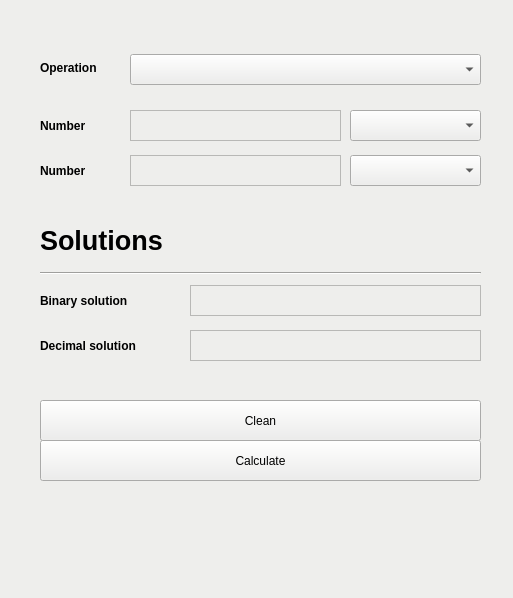
Before: the Qt Designer form binary-calculator/mainwindow.ui in estebancb03/Binary-Calculator, drawn with Qt 5.
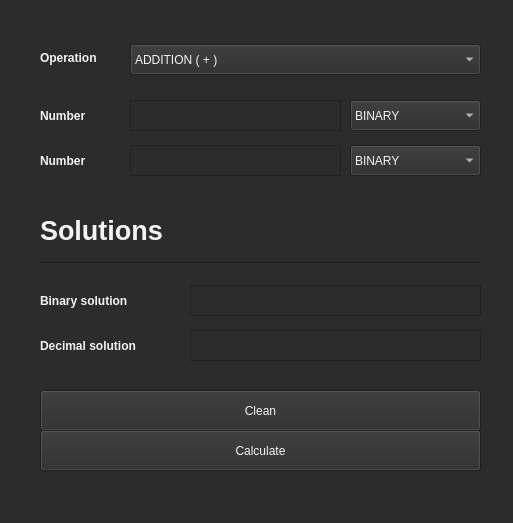
After: the same form once the commit is applied.

Commit message: Dark design

```diff
--- a/binary-calculator/mainwindow.ui
+++ b/binary-calculator/mainwindow.ui
@@ -13,7 +13,7 @@
     <x>0</x>
     <y>0</y>
     <width>513</width>
-    <height>598</height>
+    <height>523</height>
    </rect>
   </property>
   <property name="windowTitle">
@@ -26,7 +26,7 @@
    <bool>false</bool>
   </property>
   <property name="styleSheet">
-   <string notr="true">background-color: rgb(238, 238, 236);</string>
+   <string notr="true">background-color: rgba(44, 44, 44, 255);</string>
   </property>
   <property name="tabShape">
    <enum>QTabWidget::Rounded</enum>
@@ -36,7 +36,7 @@
     <property name="geometry">
      <rect>
       <x>40</x>
-      <y>60</y>
+      <y>50</y>
       <width>91</width>
       <height>16</height>
      </rect>
@@ -47,7 +47,8 @@
      </font>
     </property>
     <property name="styleSheet">
-     <string notr="true">color: rgb(0, 0, 0);</string>
+     <string notr="true">color: rgb(0, 0, 0);
+color: rgb(243, 243, 243);</string>
     </property>
     <property name="text">
      <string>Operation</string>
@@ -60,7 +61,7 @@
     <property name="geometry">
      <rect>
       <x>130</x>
-      <y>54</y>
+      <y>44</y>
       <width>351</width>
       <height>31</height>
      </rect>
@@ -68,12 +69,55 @@
     <property name="cursor">
      <cursorShape>PointingHandCursor</cursorShape>
     </property>
+    <property name="styleSheet">
+     <string notr="true">color: rgb(243, 243, 243);</string>
+    </property>
+    <item>
+     <property name="text">
+      <string>ADDITION ( + )</string>
+     </property>
+    </item>
+    <item>
+     <property name="text">
+      <string>SUBTRACTION ( - )</string>
+     </property>
+    </item>
+    <item>
+     <property name="text">
+      <string>DIVISION ( / )</string>
+     </property>
+    </item>
+    <item>
+     <property name="text">
+      <string>MULTIPLICATION ( * )</string>
+     </property>
+    </item>
+    <item>
+     <property name="text">
+      <string>OR ( | )</string>
+     </property>
+    </item>
+    <item>
+     <property name="text">
+      <string>AND ( &amp; )</string>
+     </property>
+    </item>
+    <item>
+     <property name="text">
+      <string>XOR (  )</string>
+     </property>
+    </item>
+    <item>
+     <property name="text">
+      <string>NOT ( ~ )</string>
+     </property>
+    </item>
    </widget>
    <widget class="QLabel" name="number1Label">
     <property name="geometry">
      <rect>
       <x>40</x>
-      <y>115</y>
+      <y>105</y>
       <width>91</width>
       <height>21</height>
      </rect>
@@ -84,7 +128,8 @@
      </font>
     </property>
     <property name="styleSheet">
-     <string notr="true">color: rgb(0, 0, 0);</string>
+     <string notr="true">color: rgb(0, 0, 0);
+color: rgb(243, 243, 243);</string>
     </property>
     <property name="text">
      <string>Number</string>
@@ -97,7 +142,7 @@
     <property name="geometry">
      <rect>
       <x>130</x>
-      <y>110</y>
+      <y>100</y>
       <width>211</width>
       <height>31</height>
      </rect>
@@ -105,6 +150,9 @@
     <property name="cursor" stdset="0">
      <cursorShape>IBeamCursor</cursorShape>
     </property>
+    <property name="styleSheet">
+     <string notr="true">color: rgb(243, 243, 243);</string>
+    </property>
    </widget>
    <widget class="QComboBox" name="number1ComboBox">
     <property name="enabled">
@@ -113,7 +161,7 @@
     <property name="geometry">
      <rect>
       <x>350</x>
-      <y>110</y>
+      <y>100</y>
       <width>131</width>
       <height>31</height>
      </rect>
@@ -121,6 +169,19 @@
     <property name="cursor">
      <cursorShape>PointingHandCursor</cursorShape>
     </property>
+    <property name="styleSheet">
+     <string notr="true">color: rgb(243, 243, 243);</string>
+    </property>
+    <item>
+     <property name="text">
+      <string>BINARY</string>
+     </property>
+    </item>
+    <item>
+     <property name="text">
+      <string>DECIMAL</string>
+     </property>
+    </item>
    </widget>
    <widget class="QComboBox" name="number2ComboBox">
     <property name="enabled">
@@ -129,7 +190,7 @@
     <property name="geometry">
      <rect>
       <x>350</x>
-      <y>155</y>
+      <y>145</y>
       <width>131</width>
       <height>31</height>
      </rect>
@@ -137,6 +198,19 @@
     <property name="cursor">
      <cursorShape>PointingHandCursor</cursorShape>
     </property>
+    <property name="styleSheet">
+     <string notr="true">color: rgb(243, 243, 243);</string>
+    </property>
+    <item>
+     <property name="text">
+      <string>BINARY</string>
+     </property>
+    </item>
+    <item>
+     <property name="text">
+      <string>DECIMAL</string>
+     </property>
+    </item>
    </widget>
    <widget class="QTextEdit" name="number2TextEdit">
     <property name="enabled">
@@ -145,7 +219,7 @@
     <property name="geometry">
      <rect>
       <x>130</x>
-      <y>155</y>
+      <y>145</y>
       <width>211</width>
       <height>31</height>
      </rect>
@@ -153,12 +227,15 @@
     <property name="cursor" stdset="0">
      <cursorShape>IBeamCursor</cursorShape>
     </property>
+    <property name="styleSheet">
+     <string notr="true">color: rgb(243, 243, 243);</string>
+    </property>
    </widget>
    <widget class="QLabel" name="number2Label">
     <property name="geometry">
      <rect>
       <x>40</x>
-      <y>160</y>
+      <y>150</y>
       <width>81</width>
       <height>21</height>
      </rect>
@@ -169,7 +246,8 @@
      </font>
     </property>
     <property name="styleSheet">
-     <string notr="true">color: rgb(0, 0, 0);</string>
+     <string notr="true">color: rgb(0, 0, 0);
+color: rgb(243, 243, 243);</string>
     </property>
     <property name="text">
      <string>Number</string>
@@ -179,11 +257,15 @@
     <property name="geometry">
      <rect>
       <x>40</x>
-      <y>265</y>
+      <y>255</y>
       <width>441</width>
       <height>16</height>
      </rect>
     </property>
+    <property name="styleSheet">
+     <string notr="true">color: rgb(243, 243, 243);
+border-color: rgb(243, 243, 243);</string>
+    </property>
     <property name="orientation">
      <enum>Qt::Horizontal</enum>
     </property>
@@ -192,7 +274,7 @@
     <property name="geometry">
      <rect>
       <x>40</x>
-      <y>400</y>
+      <y>390</y>
       <width>441</width>
       <height>41</height>
      </rect>
@@ -200,6 +282,9 @@
     <property name="cursor">
      <cursorShape>PointingHandCursor</cursorShape>
     </property>
+    <property name="styleSheet">
+     <string notr="true">color: rgb(243, 243, 243);</string>
+    </property>
     <property name="text">
      <string>Clean</string>
     </property>
@@ -208,7 +293,7 @@
     <property name="geometry">
      <rect>
       <x>40</x>
-      <y>440</y>
+      <y>430</y>
       <width>441</width>
       <height>41</height>
      </rect>
@@ -216,6 +301,9 @@
     <property name="cursor">
      <cursorShape>PointingHandCursor</cursorShape>
     </property>
+    <property name="styleSheet">
+     <string notr="true">color: rgb(243, 243, 243);</string>
+    </property>
     <property name="text">
      <string>Calculate</string>
     </property>
@@ -224,7 +312,7 @@
     <property name="geometry">
      <rect>
       <x>40</x>
-      <y>225</y>
+      <y>215</y>
       <width>441</width>
       <height>31</height>
      </rect>
@@ -239,7 +327,8 @@
      <enum>Qt::LeftToRight</enum>
     </property>
     <property name="styleSheet">
-     <string notr="true">color: rgb(0, 0, 0);</string>
+     <string notr="true">color: rgb(0, 0, 0);
+color: rgb(243, 243, 243);</string>
     </property>
     <property name="text">
      <string>Solutions</string>
@@ -260,7 +349,8 @@
      </font>
     </property>
     <property name="styleSheet">
-     <string notr="true">color: rgb(0, 0, 0);</string>
+     <string notr="true">color: rgb(0, 0, 0);
+color: rgb(243, 243, 243);</string>
     </property>
     <property name="text">
      <string>Binary solution</string>
@@ -268,7 +358,7 @@
    </widget>
    <widget class="QTextEdit" name="number2TextEdit_2">
     <property name="enabled">
-     <bool>true</bool>
+     <bool>false</bool>
     </property>
     <property name="geometry">
      <rect>
@@ -281,6 +371,10 @@
     <property name="cursor" stdset="0">
      <cursorShape>IBeamCursor</cursorShape>
     </property>
+    <property name="styleSheet">
+     <string notr="true">border-color: rgb(243, 243, 243);
+color: rgb(243, 243, 243);</string>
+    </property>
    </widget>
    <widget class="QLabel" name="number2Label_3">
     <property name="geometry">
@@ -297,7 +391,8 @@
      </font>
     </property>
     <property name="styleSheet">
-     <string notr="true">color: rgb(0, 0, 0);</string>
+     <string notr="true">color: rgb(0, 0, 0);
+color: rgb(243, 243, 243);</string>
     </property>
     <property name="text">
      <string>Decimal solution</string>
@@ -305,7 +400,7 @@
    </widget>
    <widget class="QTextEdit" name="number2TextEdit_3">
     <property name="enabled">
-     <bool>true</bool>
+     <bool>false</bool>
     </property>
     <property name="geometry">
      <rect>
@@ -318,6 +413,11 @@
     <property name="cursor" stdset="0">
      <cursorShape>IBeamCursor</cursorShape>
     </property>
+    <property name="styleSheet">
+     <string notr="true">color: rgb(243, 243, 243);
+selection-color: rgb(243, 243, 243);
+selection-background-color: rgb(243, 243, 243);</string>
+    </property>
    </widget>
   </widget>
   <widget class="QMenuBar" name="menubar">
```
Left out of the diff: 8 changed lines with no effect on the pictures.
